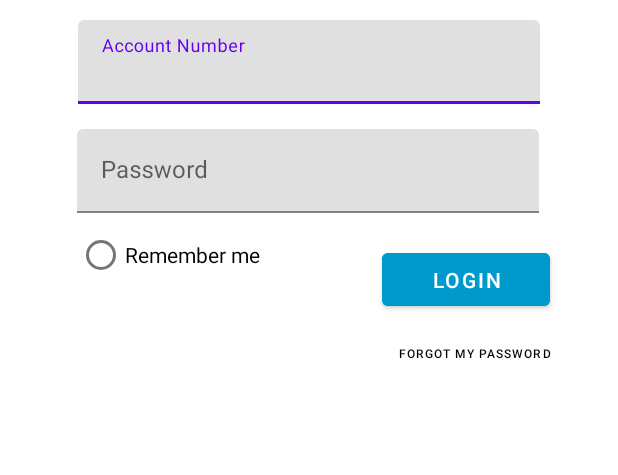
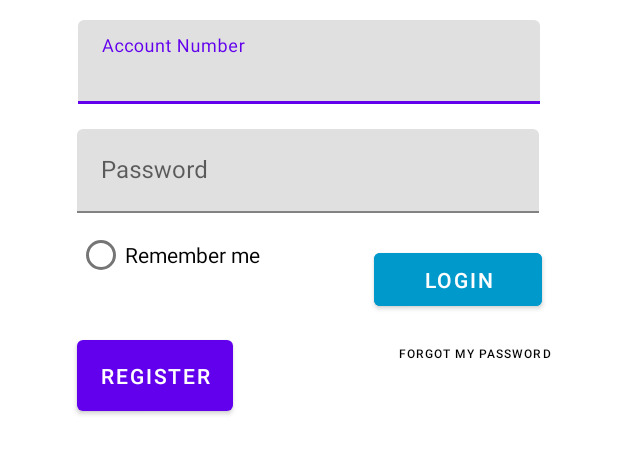
Before and after one commit to charlesangelo/GravaSend, an Android app: the screen it shows after launch (MainActivity), on a phone screen of 412 x 824 dp, the part 417-892 px from its top. Run offline under Robolectric (Android 15) with nearby library versions, the phone set to English and light mode, and no system bars; our stand-ins replace Firebase (no records; nobody signed in at launch, a user with empty details on screens opened directly).

Commit message:
Working Login and register

```diff
--- a/app/build.gradle.kts
+++ b/app/build.gradle.kts
@@ -38,6 +38,8 @@ dependencies {
     implementation(platform("com.google.firebase:firebase-bom:32.3.1"))
     implementation("com.google.firebase:firebase-analytics")
     implementation("com.google.firebase:firebase-auth:22.1.2")
+    implementation("com.google.firebase:firebase-firestore:24.8.1")
+    implementation("com.google.firebase:firebase-auth-ktx:22.1.2")
     testImplementation("junit:junit:4.13.2")
     androidTestImplementation("androidx.test.ext:junit:1.1.5")
     androidTestImplementation("androidx.test.espresso:espresso-core:3.5.1")
--- a/app/src/main/java/com/example/gravasend/MainActivity.java
+++ b/app/src/main/java/com/example/gravasend/MainActivity.java
@@ -4,25 +4,28 @@ import static android.content.ContentValues.TAG;
 
 import android.content.Intent;
 import android.os.Bundle;
+import android.util.Log;
 import android.view.View;
+import android.widget.Button;
 import android.widget.Toast;
 import androidx.annotation.NonNull;
+import androidx.annotation.Nullable;
 import androidx.appcompat.app.AppCompatActivity;
+
+import com.example.gravasend.R;
+import com.google.android.gms.tasks.OnCompleteListener;
+import com.google.android.gms.tasks.Task;
 import com.google.android.material.textfield.TextInputEditText;
 import com.google.android.material.textfield.TextInputLayout;
 import com.google.firebase.auth.AuthResult;
 import com.google.firebase.auth.FirebaseAuth;
 import com.google.firebase.auth.FirebaseUser;
-import com.google.android.gms.tasks.OnCompleteListener;
-import com.google.android.gms.tasks.Task;
-import com.google.firebase.database.DatabaseError;
-import com.google.firebase.database.DatabaseReference;
-import com.google.firebase.database.FirebaseDatabase;
-import com.google.firebase.database.DataSnapshot;
-import com.google.firebase.database.ValueEventListener;
-import android.util.Log;
-
-import java.util.HashMap;
+import com.google.firebase.firestore.DocumentSnapshot;
+import com.google.firebase.firestore.EventListener;
+import com.google.firebase.firestore.FirebaseFirestore;
+import com.google.firebase.firestore.FirebaseFirestoreException;
+import com.google.firebase.firestore.Query;
+import com.google.firebase.firestore.QuerySnapshot;
 
 public class MainActivity extends AppCompatActivity {
 
@@ -30,10 +33,10 @@ public class MainActivity extends AppCompatActivity {
     private TextInputLayout passInput;
     private TextInputEditText accountNumberEditText;
     private TextInputEditText passwordEditText;
+    private Button registerButton; // Add this line
 
     private FirebaseAuth mAuth;
-    private FirebaseDatabase database;
-    private DatabaseReference myRef;
+    private FirebaseFirestore db; // Firestore instance
 
     @Override
     protected void onCreate(Bundle savedInstanceState) {
@@ -43,17 +46,25 @@ public class MainActivity extends AppCompatActivity {
         // Initialize Firebase Auth
         mAuth = FirebaseAuth.getInstance();
 
-        // Initialize Firebase Database
-        database = FirebaseDatabase.getInstance();
-        myRef = database.getReference(); // Replace with your desired reference name
-
-        DatabaseReference mydb = myRef.child("login");
+        // Initialize Firebase Firestore
+        db = FirebaseFirestore.getInstance();
 
         // Initialize views
         unameInput = findViewById(R.id.unameInput);
         passInput = findViewById(R.id.passInput);
         accountNumberEditText = findViewById(R.id.accountNumberEditText);
         passwordEditText = findViewById(R.id.passwordEditText);
+
+        // Initialize the Register button and set an OnClickListener
+        registerButton = findViewById(R.id.RegisterButton); // Add this line
+        registerButton.setOnClickListener(new View.OnClickListener() { // Add this block
+            @Override
+            public void onClick(View v) {
+                // Redirect to RegisterActivity when the "Register" button is clicked
+                Intent intent = new Intent(MainActivity.this, Register.class);
+                startActivity(intent);
+            }
+        });
 
         // Initialize the SignInButton and set an OnClickListener
         findViewById(R.id.SignInButton).setOnClickListener(new View.OnClickListener() {
@@ -75,7 +86,7 @@ public class MainActivity extends AppCompatActivity {
                                         startHomeActivity();
                                     } else {
                                         // If sign in fails, display a message to the user.
-                                        Log.w(TAG, "signInWithEmail:failure", task.getException());
+                                        Log.e(TAG, "signInWithEmail:failure", task.getException());
                                         Toast.makeText(MainActivity.this, "Authentication failed.",
                                                 Toast.LENGTH_SHORT).show();
                                     }
@@ -86,42 +97,11 @@ public class MainActivity extends AppCompatActivity {
                 }
             }
         });
+    }
 
-        // Read data from Firebase
-        // Read data from Firebase as a HashMap
-        mydb.addValueEventListener(new ValueEventListener() {
-            @Override
-            public void onDataChange(@NonNull DataSnapshot dataSnapshot) {
-                // Check if the data exists
-                if (dataSnapshot.exists()) {
-                    // Read data as a HashMap
-                    HashMap<String, Object> dataMap = (HashMap<String, Object>) dataSnapshot.getValue();
-
-                    // Now, you can access specific values from the HashMap
-                    if (dataMap != null) {
-                        // For example, if you have a key called "someKey" in the HashMap
-                        Object someValue = dataMap.get("someKey");
-                        if (someValue instanceof String) {
-                            String stringValue = (String) someValue;
-                            Log.d(TAG, "Data from Firebase: " + stringValue);
-                        } else {
-                            Log.d(TAG, "Data from Firebase is not a String.");
-                        }
-                    }
-                }
-            }
-
-            @Override
-            public void onCancelled(@NonNull DatabaseError error) {
-                // Handle errors here
-                Log.e(TAG, "Database read failed: " + error.getMessage());
-            }
-        });
-
+    private void startHomeActivity() {
+        // Create an Intent to start the HomeActivity
+        Intent intent = new Intent(this, Home.class);
+        startActivity(intent);
     }
-        private void startHomeActivity () {
-            // Create an Intent to start the HomeActivity
-            Intent intent = new Intent(this, Home.class);
-            startActivity(intent);
-        }
-    }
+}
--- a/app/src/main/res/layout/login.xml
+++ b/app/src/main/res/layout/login.xml
@@ -86,11 +86,11 @@
         android:id="@+id/SignInButton"
         android:layout_width="112dp"
         android:layout_height="47dp"
+        android:backgroundTint="@android:color/holo_blue_dark"
         android:text="Login"
-        android:backgroundTint="@android:color/holo_blue_dark"
         app:layout_constraintBottom_toBottomOf="parent"
         app:layout_constraintEnd_toEndOf="parent"
-        app:layout_constraintHorizontal_bias="0.849"
+        app:layout_constraintHorizontal_bias="0.832"
         app:layout_constraintStart_toStartOf="parent"
         app:layout_constraintTop_toBottomOf="@+id/unameInput"
         app:layout_constraintVertical_bias="0.21" />
@@ -123,4 +123,20 @@
         app:layout_constraintTop_toBottomOf="@+id/SignInButton"
         app:layout_constraintVertical_bias="0.0" /> <!-- Set the font color to black -->
 
+    <Button
+        android:id="@+id/RegisterButton"
+        android:layout_width="104dp"
+        android:layout_height="59dp"
+        android:layout_below="@+id/SignInButton"
+        android:layout_centerHorizontal="true"
+        android:padding="10dp"
+
+        android:text="Register"
+        app:layout_constraintBottom_toBottomOf="parent"
+        app:layout_constraintEnd_toEndOf="parent"
+        app:layout_constraintHorizontal_bias="0.166"
+        app:layout_constraintStart_toStartOf="parent"
+        app:layout_constraintTop_toTopOf="parent"
+        app:layout_constraintVertical_bias="0.625"
+        tools:ignore="MissingConstraints" />
 </androidx.constraintlayout.widget.ConstraintLayout>
--- a/build.gradle.kts
+++ b/build.gradle.kts
@@ -1,3 +1,8 @@
+buildscript {
+    dependencies {
+        classpath("com.google.gms:google-services:4.4.0")
+    }
+}
 // Top-level build file where you can add configuration options common to all sub-projects/modules.
 plugins {
     id("com.android.application") version "8.1.2" apply false
```
Also changed, not shown: app/src/main/AndroidManifest.xml (+8 -0 lines).
